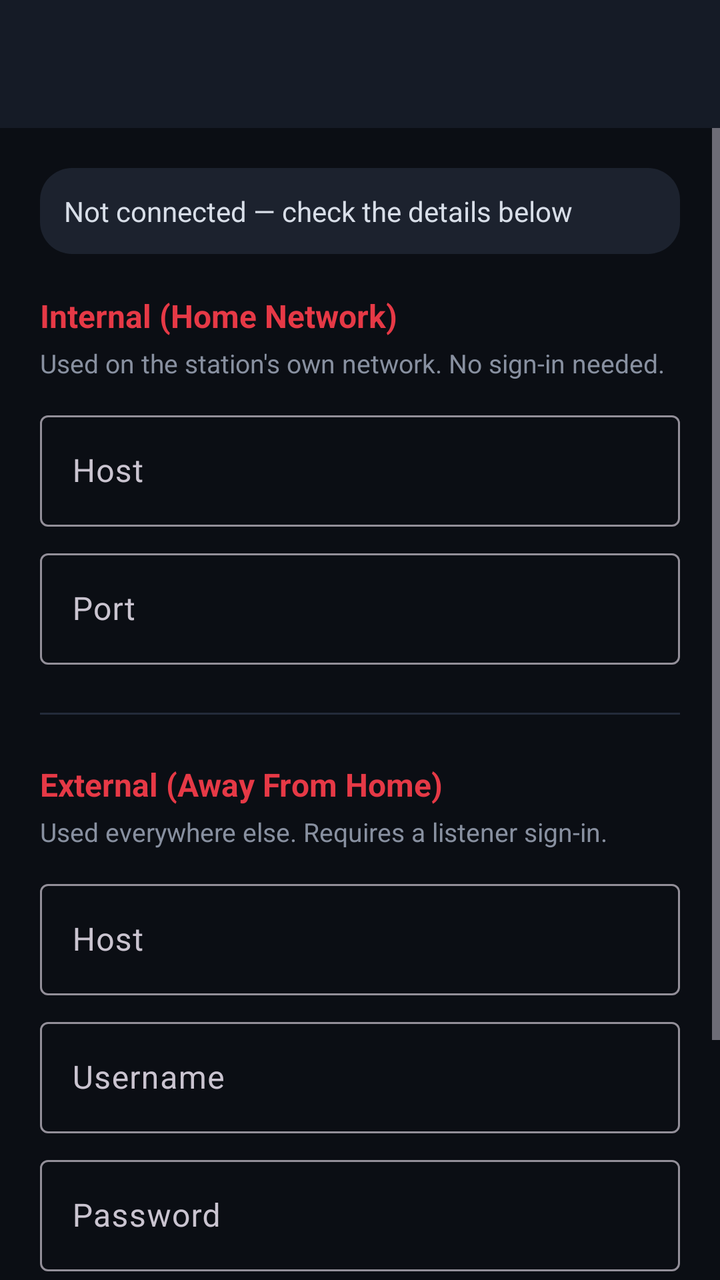
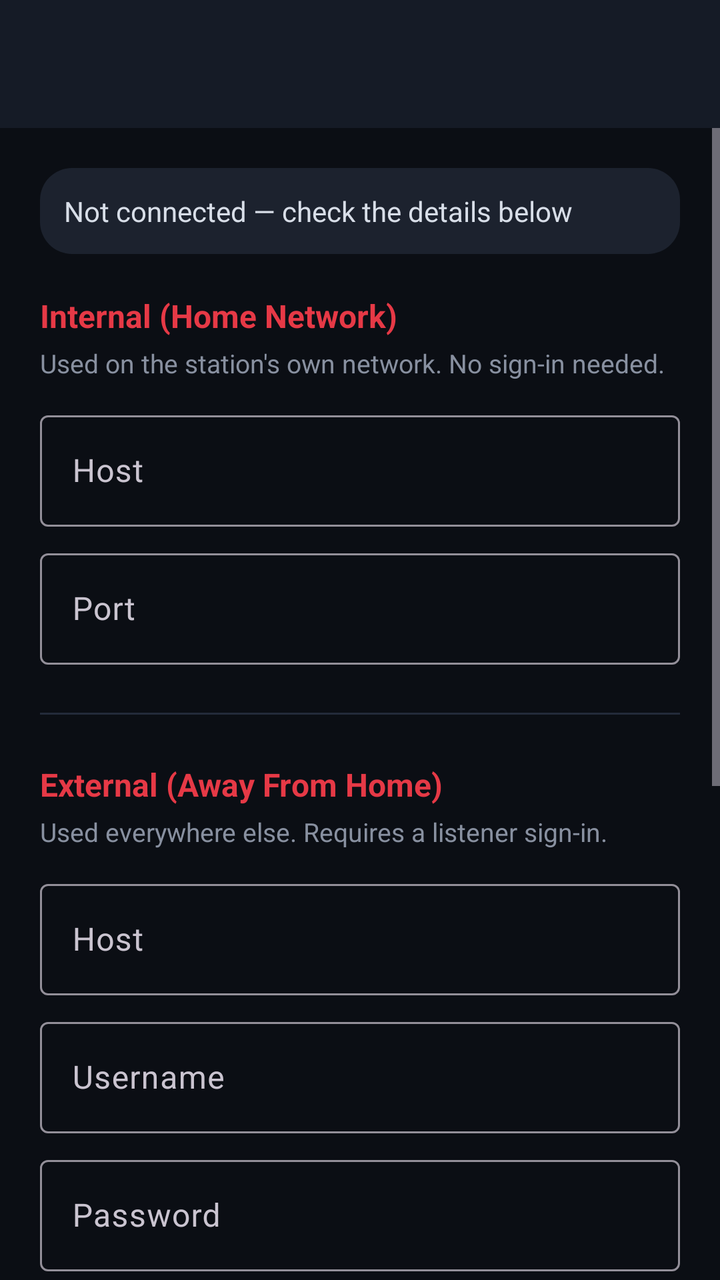

Two renders of the same Android screen: before a commit and after it. Below are the layout's source before the change and the commit's diff.
<!-- AndroidManifest.xml: activity theme Theme.RadioClyde -->
<!-- res/layout/activity_settings.xml -->
<?xml version="1.0" encoding="utf-8"?>
<LinearLayout xmlns:android="http://schemas.android.com/apk/res/android"
    xmlns:app="http://schemas.android.com/apk/res-auto"
    android:layout_width="match_parent"
    android:layout_height="match_parent"
    android:background="@color/brand_background"
    android:orientation="vertical">

    <com.google.android.material.appbar.MaterialToolbar
        android:id="@+id/toolbar"
        android:layout_width="match_parent"
        android:layout_height="?attr/actionBarSize"
        android:background="@color/brand_surface"
        android:title="@string/settings_title"
        app:titleTextColor="#FFFFFF"/>

    <ScrollView
        android:layout_width="match_parent"
        android:layout_height="0dp"
        android:layout_weight="1">

        <LinearLayout
            android:layout_width="match_parent"
            android:layout_height="wrap_content"
            android:orientation="vertical"
            android:padding="20dp">

            <TextView
                android:id="@+id/status_text"
                android:layout_width="match_parent"
                android:layout_height="wrap_content"
                android:layout_marginBottom="20dp"
                android:padding="12dp"
                android:background="@drawable/bg_card"
                android:text="@string/status_not_connected"
                android:textColor="#D8DEE8"
                android:textSize="14sp"/>

            <TextView
                android:layout_width="wrap_content"
                android:layout_height="wrap_content"
                android:text="@string/label_internal_section"
                android:textColor="@color/brand_accent"
                android:textSize="16sp"
                android:textStyle="bold"/>

            <TextView
                android:layout_width="match_parent"
                android:layout_height="wrap_content"
                android:layout_marginTop="4dp"
                android:layout_marginBottom="12dp"
                android:text="@string/label_internal_description"
                android:textColor="#8890A0"
                android:textSize="13sp"/>

            <com.google.android.material.textfield.TextInputLayout
                android:layout_width="match_parent"
                android:layout_height="wrap_content"
                android:hint="@string/hint_host">
                <com.google.android.material.textfield.TextInputEditText
                    android:id="@+id/internal_host"
                    android:layout_width="match_parent"
                    android:layout_height="wrap_content"
                    android:inputType="textUri"/>
            </com.google.android.material.textfield.TextInputLayout>

            <com.google.android.material.textfield.TextInputLayout
                android:layout_width="match_parent"
                android:layout_height="wrap_content"
                android:layout_marginTop="8dp"
                android:hint="@string/hint_port">
                <com.google.android.material.textfield.TextInputEditText
                    android:id="@+id/internal_port"
                    android:layout_width="match_parent"
                    android:layout_height="wrap_content"
                    android:inputType="number"/>
            </com.google.android.material.textfield.TextInputLayout>

            <View
                android:layout_width="match_parent"
                android:layout_height="1dp"
                android:layout_marginTop="24dp"
                android:layout_marginBottom="24dp"
                android:background="#232B3A"/>

            <TextView
                android:layout_width="wrap_content"
                android:layout_height="wrap_content"
                android:text="@string/label_external_section"
                android:textColor="@color/brand_accent"
                android:textSize="16sp"
                android:textStyle="bold"/>

            <TextView
                android:layout_width="match_parent"
                android:layout_height="wrap_content"
                android:layout_marginTop="4dp"
                android:layout_marginBottom="12dp"
                android:text="@string/label_external_description"
                android:textColor="#8890A0"
                android:textSize="13sp"/>

            <com.google.android.material.textfield.TextInputLayout
                android:layout_width="match_parent"
                android:layout_height="wrap_content"
                android:hint="@string/hint_host">
                <com.google.android.material.textfield.TextInputEditText
                    android:id="@+id/external_host"
                    android:layout_width="match_parent"
                    android:layout_height="wrap_content"
                    android:inputType="textUri"/>
            </com.google.android.material.textfield.TextInputLayout>

            <com.google.android.material.textfield.TextInputLayout
                android:layout_width="match_parent"
                android:layout_height="wrap_content"
                android:layout_marginTop="8dp"
                android:hint="@string/hint_username">
                <com.google.android.material.textfield.TextInputEditText
                    android:id="@+id/external_username"
                    android:layout_width="match_parent"
                    android:layout_height="wrap_content"
                    android:inputType="text"/>
            </com.google.android.material.textfield.TextInputLayout>

            <com.google.android.material.textfield.TextInputLayout
                android:layout_width="match_parent"
                android:layout_height="wrap_content"
                android:layout_marginTop="8dp"
                android:hint="@string/hint_password">
                <com.google.android.material.textfield.TextInputEditText
                    android:id="@+id/external_password"
                    android:layout_width="match_parent"
                    android:layout_height="wrap_content"
                    android:inputType="textPassword"/>
            </com.google.android.material.textfield.TextInputLayout>

            <com.google.android.material.materialswitch.MaterialSwitch
                android:id="@+id/https_switch"
                android:layout_width="wrap_content"
                android:layout_height="wrap_content"
                android:layout_marginTop="12dp"
                android:checked="true"
                android:text="@string/label_use_https"
                android:textColor="#D8DEE8"/>

            <com.google.android.material.button.MaterialButton
                android:id="@+id/save_button"
                android:layout_width="match_parent"
                android:layout_height="wrap_content"
                android:layout_marginTop="28dp"
                android:text="@string/action_save"/>

        </LinearLayout>
    </ScrollView>

</LinearLayout>
<!-- resources referenced by this layout -->
<resources>
  <color name="brand_accent">#E63946</color>
  <color name="brand_background">#0B0E14</color>
  <color name="brand_surface">#151B26</color>
  <!-- drawable bg_card (drawable) -->
  <?xml version="1.0" encoding="utf-8"?>
  <shape xmlns:android="http://schemas.android.com/apk/res/android" android:shape="rectangle">
      <solid android:color="@color/card_placeholder_background"/>
      <corners android:radius="16dp"/>
  </shape>
  <string name="action_save">Save</string>
  <string name="hint_host">Host</string>
  <string name="hint_password">Password</string>
  <string name="hint_port">Port</string>
  <string name="hint_username">Username</string>
  <string name="label_external_description">Used everywhere else. Requires a listener sign-in.</string>
  <string name="label_external_section">External (Away From Home)</string>
  <string name="label_internal_description">Used on the station\'s own network. No sign-in needed.</string>
  <string name="label_internal_section">Internal (Home Network)</string>
  <string name="label_use_https">Use HTTPS</string>
  <string name="settings_title">Server Settings</string>
  <string name="status_not_connected">Not connected — check the details below</string>
  <style name="Theme.RadioClyde" parent="Theme.Material3.Dark.NoActionBar">
          <item name="android:windowBackground">@color/brand_background</item>
          <item name="colorPrimary">@color/brand_accent</item>
          <item name="colorOnPrimary">#FFFFFF</item>
          <item name="colorSurface">@color/brand_surface</item>
          <item name="colorOnSurface">#FFFFFF</item>
      </style>
  <color name="card_placeholder_background">#1C222E</color>
</resources>

<!-- the commit's change to res/layout/activity_settings.xml (unified diff, before → after) -->
@@ -144,6 +144,53 @@
                 android:text="@string/label_use_https"
                 android:textColor="#D8DEE8"/>
 
+            <View
+                android:layout_width="match_parent"
+                android:layout_height="1dp"
+                android:layout_marginTop="24dp"
+                android:layout_marginBottom="24dp"
+                android:background="#232B3A"/>
+
+            <TextView
+                android:layout_width="wrap_content"
+                android:layout_height="wrap_content"
+                android:text="@string/label_studio_section"
+                android:textColor="@color/brand_accent"
+                android:textSize="16sp"
+                android:textStyle="bold"/>
+
+            <TextView
+                android:layout_width="match_parent"
+                android:layout_height="wrap_content"
+                android:layout_marginTop="4dp"
+                android:layout_marginBottom="12dp"
+                android:text="@string/label_studio_description"
+                android:textColor="#8890A0"
+                android:textSize="13sp"/>
+
+            <com.google.android.material.textfield.TextInputLayout
+                android:layout_width="match_parent"
+                android:layout_height="wrap_content"
+                android:hint="@string/hint_username">
+                <com.google.android.material.textfield.TextInputEditText
+                    android:id="@+id/studio_username"
+                    android:layout_width="match_parent"
+                    android:layout_height="wrap_content"
+                    android:inputType="text"/>
+            </com.google.android.material.textfield.TextInputLayout>
+
+            <com.google.android.material.textfield.TextInputLayout
+                android:layout_width="match_parent"
+                android:layout_height="wrap_content"
+                android:layout_marginTop="8dp"
+                android:hint="@string/hint_password">
+                <com.google.android.material.textfield.TextInputEditText
+                    android:id="@+id/studio_password"
+                    android:layout_width="match_parent"
+                    android:layout_height="wrap_content"
+                    android:inputType="textPassword"/>
+            </com.google.android.material.textfield.TextInputLayout>
+
             <com.google.android.material.button.MaterialButton
                 android:id="@+id/save_button"
                 android:layout_width="match_parent"
<!-- resource entries referenced after the edit -->
@@ -18,6 +18,8 @@
   <string name="label_external_section">External (Away From Home)</string>
   <string name="label_internal_description">Used on the station\'s own network. No sign-in needed.</string>
   <string name="label_internal_section">Internal (Home Network)</string>
+  <string name="label_studio_description">Studio dashboard login (config.studio.users) — not the listener login above. On home Wi‑Fi, Internal profile is enough for skip; away from home, fill External listener login too.</string>
+  <string name="label_studio_section">Studio Controls</string>
   <string name="label_use_https">Use HTTPS</string>
   <string name="settings_title">Server Settings</string>
   <string name="status_not_connected">Not connected — check the details below</string>
